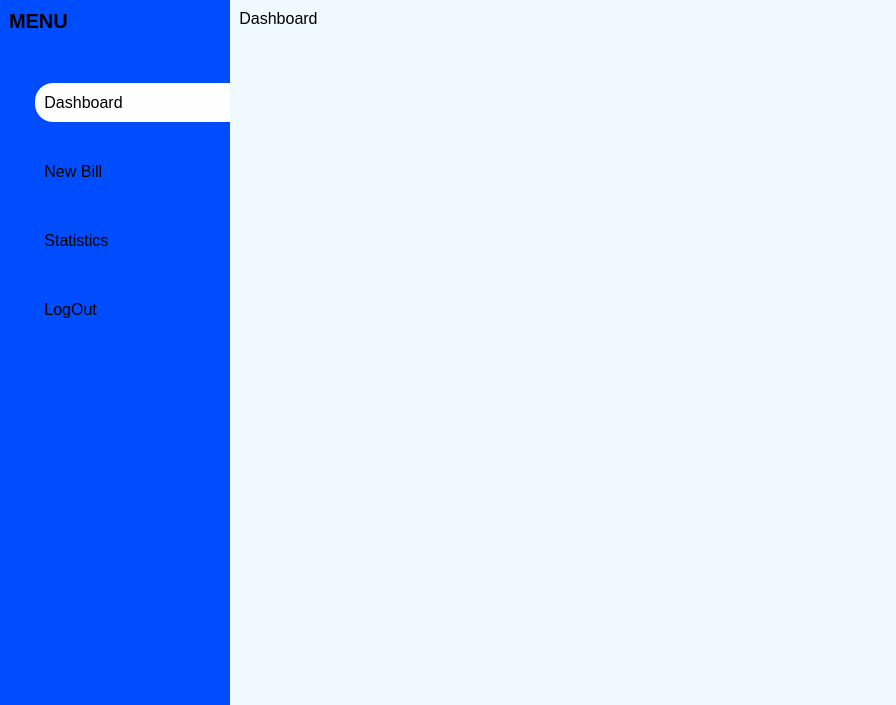
Qt form dashboard.ui (AjasMohammed/BillingApp) before a commit.
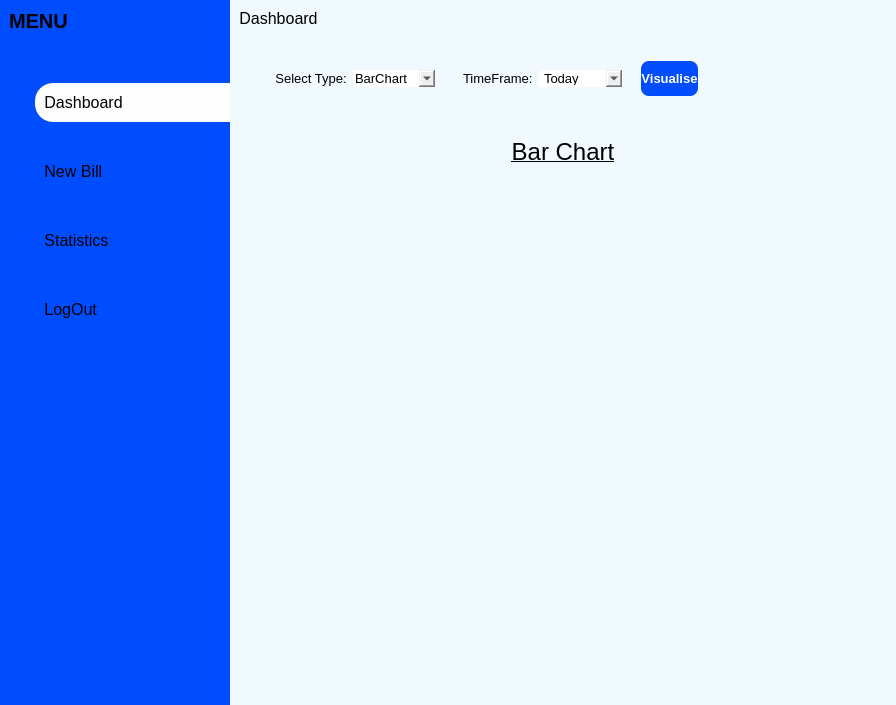
The same form after that commit. The open tabs and pages were chosen to show the change. Icons and pictures are not drawn. Custom widgets are drawn as their Qt base class.

Commit message: created some of the statistics page

What changed in the file:
```diff
--- a/dashboard.ui
+++ b/dashboard.ui
@@ -25,6 +25,7 @@
    <property name="font">
     <font>
      <family>Adobe Ming Std</family>
+     <pointsize>8</pointsize>
      <weight>50</weight>
      <bold>false</bold>
     </font>
@@ -58,7 +59,7 @@
 padding: 10px 5px;
 text-align: left;
 }
-#customer_name_field, #customer_contact_field, #product_name_field, #product_id_field, #product_qty_field, #product_price_field, #bill_tag_field{
+#customer_name_field, #customer_contact_field, #product_name_field, #product_id_field, #product_qty_field, #product_price_field, #bill_tag_field, #stat_billtag_field{
 border-radius:5px;
 }
 #customer_info_frame, #product_info_frame, #bill_view{
@@ -3598,7 +3599,322 @@
            </item>
           </layout>
          </widget>
-         <widget class="QWidget" name="statistics"/>
+         <widget class="QWidget" name="statistics">
+          <layout class="QVBoxLayout" name="verticalLayout_42">
+           <item>
+            <widget class="QFrame" name="body">
+             <property name="frameShape">
+              <enum>QFrame::StyledPanel</enum>
+             </property>
+             <property name="frameShadow">
+              <enum>QFrame::Raised</enum>
+             </property>
+             <layout class="QVBoxLayout" name="verticalLayout_43">
+              <item alignment="Qt::AlignLeft">
+               <widget class="QFrame" name="selection_frame">
+                <property name="sizePolicy">
+                 <sizepolicy hsizetype="Preferred" vsizetype="Fixed">
+                  <horstretch>0</horstretch>
+                  <verstretch>0</verstretch>
+                 </sizepolicy>
+                </property>
+                <property name="maximumSize">
+                 <size>
+                  <width>561</width>
+                  <height>16777215</height>
+                 </size>
+                </property>
+                <property name="frameShape">
+                 <enum>QFrame::StyledPanel</enum>
+                </property>
+                <property name="frameShadow">
+                 <enum>QFrame::Raised</enum>
+                </property>
+                <layout class="QHBoxLayout" name="horizontalLayout_46">
+                 <property name="spacing">
+                  <number>10</number>
+                 </property>
+                 <property name="rightMargin">
+                  <number>65</number>
+                 </property>
+                 <item>
+                  <widget class="QFrame" name="frame_2">
+                   <property name="sizePolicy">
+                    <sizepolicy hsizetype="Preferred" vsizetype="Fixed">
+                     <horstretch>0</horstretch>
+                     <verstretch>0</verstretch>
+                    </sizepolicy>
+                   </property>
+                   <property name="frameShape">
+                    <enum>QFrame::StyledPanel</enum>
+                   </property>
+                   <property name="frameShadow">
+                    <enum>QFrame::Raised</enum>
+                   </property>
+                   <layout class="QHBoxLayout" name="horizontalLayout_47">
+                    <item>
+                     <widget class="QLabel" name="label_9">
+                      <property name="sizePolicy">
+                       <sizepolicy hsizetype="Fixed" vsizetype="Preferred">
+                        <horstretch>0</horstretch>
+                        <verstretch>0</verstretch>
+                       </sizepolicy>
+                      </property>
+                      <property name="font">
+                       <font>
+                        <pointsize>10</pointsize>
+                       </font>
+                      </property>
+                      <property name="text">
+                       <string>Select Type:</string>
+                      </property>
+                      <property name="alignment">
+                       <set>Qt::AlignCenter</set>
+                      </property>
+                     </widget>
+                    </item>
+                    <item alignment="Qt::AlignLeft">
+                     <widget class="QComboBox" name="vis_type">
+                      <property name="sizePolicy">
+                       <sizepolicy hsizetype="Fixed" vsizetype="Fixed">
+                        <horstretch>0</horstretch>
+                        <verstretch>0</verstretch>
+                       </sizepolicy>
+                      </property>
+                      <property name="font">
+                       <font>
+                        <pointsize>10</pointsize>
+                       </font>
+                      </property>
+                      <property name="editable">
+                       <bool>true</bool>
+                      </property>
+                      <property name="currentText">
+                       <string>BarChart</string>
+                      </property>
+                      <property name="currentIndex">
+                       <number>0</number>
+                      </property>
+                      <property name="sizeAdjustPolicy">
+                       <enum>QComboBox::AdjustToContentsOnFirstShow</enum>
+                      </property>
+                      <property name="placeholderText">
+                       <string>select type</string>
+                      </property>
+                      <property name="frame">
+                       <bool>true</bool>
+                      </property>
+                      <item>
+                       <property name="text">
+                        <string>BarChart</string>
+                       </property>
+                      </item>
+                      <item>
+                       <property name="text">
+                        <string>LineGraph</string>
+                       </property>
+                      </item>
+                      <item>
+                       <property name="text">
+                        <string>PieChart</string>
+                       </property>
+                      </item>
+                     </widget>
+                    </item>
+                   </layout>
+                  </widget>
+                 </item>
+                 <item alignment="Qt::AlignLeft">
+                  <widget class="QFrame" name="frame_3">
+                   <property name="frameShape">
+                    <enum>QFrame::StyledPanel</enum>
+                   </property>
+                   <property name="frameShadow">
+                    <enum>QFrame::Raised</enum>
+                   </property>
+                   <layout class="QHBoxLayout" name="horizontalLayout_48">
+                    <item>
+                     <widget class="QLabel" name="label_10">
+                      <property name="sizePolicy">
+                       <sizepolicy hsizetype="Fixed" vsizetype="Preferred">
+                        <horstretch>0</horstretch>
+                        <verstretch>0</verstretch>
+                       </sizepolicy>
+                      </property>
+                      <property name="font">
+                       <font>
+                        <pointsize>10</pointsize>
+                       </font>
+                      </property>
+                      <property name="text">
+                       <string>TimeFrame:</string>
+                      </property>
+                     </widget>
+                    </item>
+                    <item alignment="Qt::AlignLeft">
+                     <widget class="QComboBox" name="vis_timeframe">
+                      <property name="enabled">
+                       <bool>true</bool>
+                      </property>
+                      <property name="sizePolicy">
+                       <sizepolicy hsizetype="Fixed" vsizetype="Fixed">
+                        <horstretch>0</horstretch>
+                        <verstretch>0</verstretch>
+                       </sizepolicy>
+                      </property>
+                      <property name="font">
+                       <font>
+                        <pointsize>10</pointsize>
+                       </font>
+                      </property>
+                      <item>
+                       <property name="text">
+                        <string>Today</string>
+                       </property>
+                      </item>
+                      <item>
+                       <property name="text">
+                        <string>This Week</string>
+                       </property>
+                      </item>
+                      <item>
+                       <property name="text">
+                        <string>This Month</string>
+                       </property>
+                      </item>
+                     </widget>
+                    </item>
+                   </layout>
+                  </widget>
+                 </item>
+                 <item>
+                  <widget class="QPushButton" name="vis_btn">
+                   <property name="enabled">
+                    <bool>false</bool>
+                   </property>
+                   <property name="sizePolicy">
+                    <sizepolicy hsizetype="Fixed" vsizetype="Expanding">
+                     <horstretch>0</horstretch>
+                     <verstretch>0</verstretch>
+                    </sizepolicy>
+                   </property>
+                   <property name="maximumSize">
+                    <size>
+                     <width>105</width>
+                     <height>50</height>
+                    </size>
+                   </property>
+                   <property name="font">
+                    <font>
+                     <pointsize>10</pointsize>
+                     <weight>75</weight>
+                     <bold>true</bold>
+                    </font>
+                   </property>
+                   <property name="styleSheet">
+                    <string notr="true">background-color: #004cff;
+border-radius:8px;
+color: rgb(255, 255, 255);</string>
+                   </property>
+                   <property name="text">
+                    <string>Visualise</string>
+                   </property>
+                   <property name="icon">
+                    <iconset resource="resources.qrc">
+                     <normaloff>:/whiteicons/icons/white_icons/activity.svg</normaloff>:/whiteicons/icons/white_icons/activity.svg</iconset>
+                   </property>
+                   <property name="iconSize">
+                    <size>
+                     <width>30</width>
+                     <height>30</height>
+                    </size>
+                   </property>
+                  </widget>
+                 </item>
+                </layout>
+               </widget>
+              </item>
+              <item>
+               <widget class="QFrame" name="chart_frame">
+                <property name="frameShape">
+                 <enum>QFrame::StyledPanel</enum>
+                </property>
+                <property name="frameShadow">
+                 <enum>QFrame::Raised</enum>
+                </property>
+                <layout class="QVBoxLayout" name="verticalLayout_44">
+                 <item>
+                  <widget class="QStackedWidget" name="stackedWidget">
+                   <property name="currentIndex">
+                    <number>0</number>
+                   </property>
+                   <widget class="QWidget" name="bar_chart_page">
+                    <layout class="QVBoxLayout" name="verticalLayout_45">
+                     <item>
+                      <widget class="QFrame" name="frame_4">
+                       <property name="sizePolicy">
+                        <sizepolicy hsizetype="Preferred" vsizetype="Fixed">
+                         <horstretch>0</horstretch>
+                         <verstretch>0</verstretch>
+                        </sizepolicy>
+                       </property>
+                       <property name="frameShape">
+                        <enum>QFrame::StyledPanel</enum>
+                       </property>
+                       <property name="frameShadow">
+                        <enum>QFrame::Raised</enum>
+                       </property>
+                       <layout class="QVBoxLayout" name="verticalLayout_46">
+                        <item>
+                         <widget class="QLabel" name="label_11">
+                          <property name="sizePolicy">
+                           <sizepolicy hsizetype="Preferred" vsizetype="Fixed">
+                            <horstretch>0</horstretch>
+                            <verstretch>0</verstretch>
+                           </sizepolicy>
+                          </property>
+                          <property name="font">
+                           <font>
+                            <pointsize>18</pointsize>
+                            <weight>50</weight>
+                            <bold>false</bold>
+                            <underline>true</underline>
+                           </font>
+                          </property>
+                          <property name="text">
+                           <string>Bar Chart</string>
+                          </property>
+                          <property name="alignment">
+                           <set>Qt::AlignCenter</set>
+                          </property>
+                         </widget>
+                        </item>
+                       </layout>
+                      </widget>
+                     </item>
+                     <item>
+                      <widget class="QFrame" name="chart_vis_frame">
+                       <property name="frameShape">
+                        <enum>QFrame::StyledPanel</enum>
+                       </property>
+                       <property name="frameShadow">
+                        <enum>QFrame::Raised</enum>
+                       </property>
+                      </widget>
+                     </item>
+                    </layout>
+                   </widget>
+                   <widget class="QWidget" name="page_4"/>
+                  </widget>
+                 </item>
+                </layout>
+               </widget>
+              </item>
+             </layout>
+            </widget>
+           </item>
+          </layout>
+         </widget>
         </widget>
        </item>
        <item>
```
Left out of the diff: 2 changed lines with no effect on the pictures. The commit also changes 4 other files.
